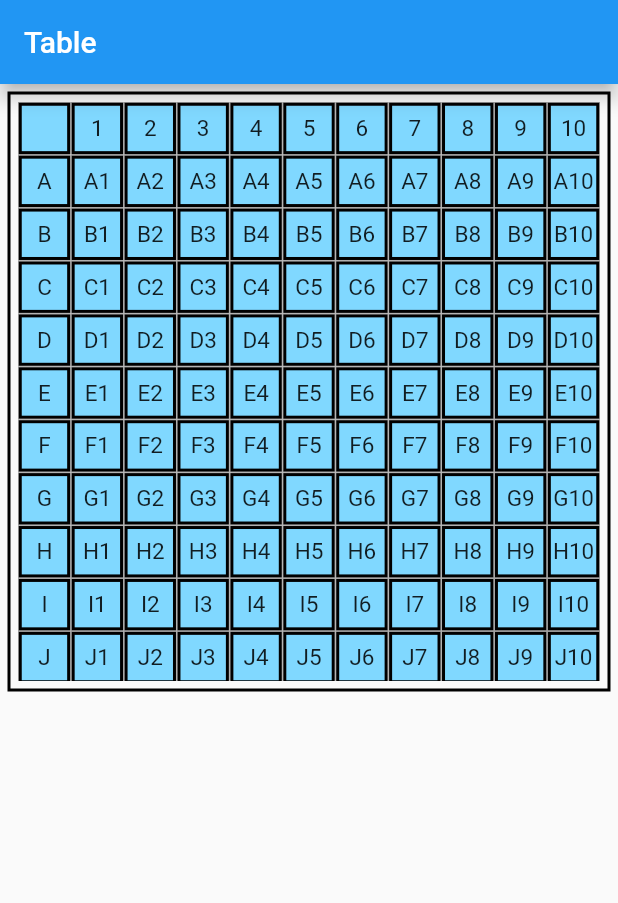
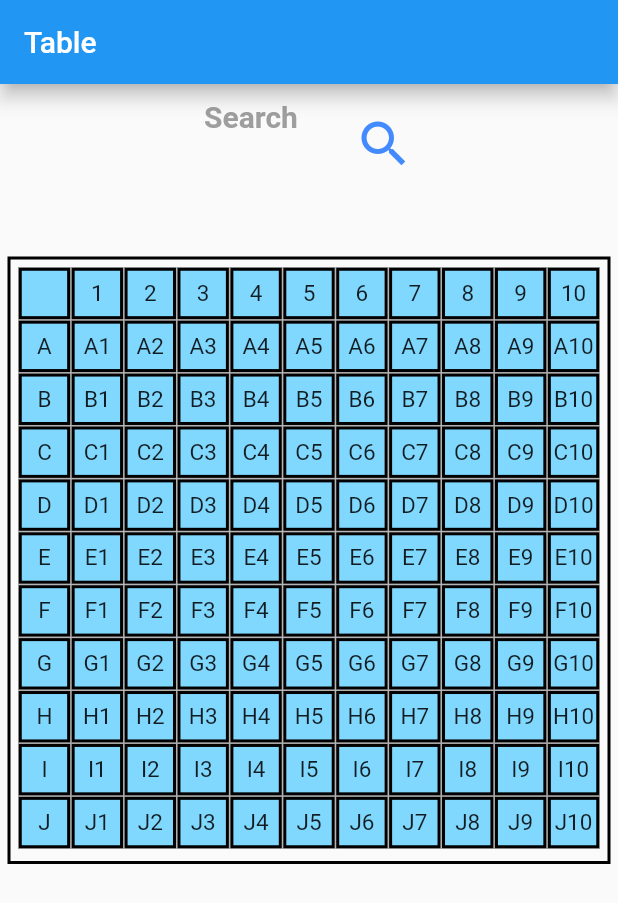
Before and after one commit to KumarSunil17/test_flutter, a Flutter app: the screen it shows after launch, on a phone screen of 412 x 824 dp. Shown: the top 903 px of the screen. Run offline on Flutter 3.47's test engine with Material 2 defaults, Android fonts, the phone set to English and light mode, and no system bars.

Commit message:
TABLE CREATED

```diff
--- a/lib/home_screen.dart
+++ b/lib/home_screen.dart
@@ -16,7 +16,7 @@ class HomeScreenState extends State<HomeScreen> {
   void initState() {
     super.initState();
     Timer(
-        Duration(seconds: 0),
+        Duration(seconds: 2),
             () {
             Navigator.of(context).pushReplacementNamed('/TableScreen');
         }
--- a/lib/table_screen.dart
+++ b/lib/table_screen.dart
@@ -1,10 +1,16 @@
 import 'package:flutter/material.dart';
 
-class TableScreen extends StatelessWidget {
-
+class TableScreen extends StatefulWidget {
   static final GlobalKey<ScaffoldState> _scaffoldKey = GlobalKey<ScaffoldState>();
 
+  @override
+  TableScreenState createState() {
+    return new TableScreenState();
+  }
+}
 
+class TableScreenState extends State<TableScreen> {
+  int row=-1,col=-1;
   List<List<String>> data = [
     ['','1','2','3','4','5','6','7','8','9','10'],
     ['A','A1','A2','A3','A4','A5','A6','A7','A8','A9','A10'],
@@ -19,25 +25,105 @@ class TableScreen extends StatelessWidget {
     ['J','J1','J2','J3','J4','J5','J6','J7','J8','J9','J10'],
   ];
 
-  TextEditingController _searchText;
+  TextEditingController _searchText = TextEditingController();
+
+  @override
+  void dispose() {
+    _searchText.dispose();
+    super.dispose();
+  }
+
 
   @override
   Widget build(BuildContext context) {
+    var grid = GridView.builder(
+      scrollDirection: Axis.vertical,
+      gridDelegate: SliverGridDelegateWithFixedCrossAxisCount(
+        crossAxisCount: data.length,
+      ),
+      itemBuilder: _tableItems,
+
+      itemCount: data.length * data.length,
+    );
+
     return Scaffold(
-      key: _scaffoldKey,
+      key: TableScreen._scaffoldKey,
       appBar: AppBar(
         title: Text('Table'),
         elevation: 5.0,
         brightness: Brightness.dark,
       ),
-      body: Container(
-        height: 400.0,
+      body: SingleChildScrollView(
+        child: Column(
+          children: <Widget>[
+            Row(
+              mainAxisAlignment: MainAxisAlignment.center,
+              mainAxisSize: MainAxisSize.max,
+              children: <Widget>[
+                Container(
+                  height: 30.0,
+                  width: 100.0,
+                  child: TextField(
+                    decoration: InputDecoration(
+                      border: InputBorder.none,
+                      hintText: 'Search',
+                      hintStyle: TextStyle(
+                        fontSize: 20.0,
+                        color: Colors.grey,
+                        fontWeight: FontWeight.bold,
+                      )
+                    ),
+                    controller: _searchText,
+                    style: TextStyle(
+                      fontSize: 20.0,
+                      color: Colors.black,
+                      fontWeight: FontWeight.bold,
+                    ),
+                  ),
+                ),
+                GestureDetector(
+                  onTap: (){
+                    int i,j,found=0;
+                    for (i=1;  i<data.length;  i++) {
+                      for(j=1;  j<data[i].length;  j++){
+                        if(data[i][j].compareTo(_searchText.text)== 0){
+                          TableScreen._scaffoldKey.currentState.showSnackBar( SnackBar(
+                            content: Text('Found : ${data[i][j]}'),
+                            duration: Duration(seconds: 1),
+                          ));
+                          found=1;
+                          row=i;col=j;
+                          break;
+                        }
+                      }
+                  }
+                    if(found==0){
+                      TableScreen._scaffoldKey.currentState.showSnackBar( SnackBar(
+                        content: Text('Not found'),
+                        duration: Duration(seconds: 1),
+                      ));
+                      row=-1;col=-1;
+                    }
+                    setState(() {});
+                  },
+                  child: Padding(
+                    padding: const EdgeInsets.only(top: 20.0),
+                    child: Icon(Icons.search,color: Colors.blueAccent, size: 40.0,),
+                  ),
+                ),
+              ],
+            ),
+            Padding(
+              padding: EdgeInsets.only(top: 50.0),
+              child: Container(
+                height: 405.0,
                 padding:  EdgeInsets.all(5.0),
                 margin:  EdgeInsets.all(5.0),
                 decoration: BoxDecoration(
                   border: Border.all(color: Colors.black, width: 2.0)
                 ),
                 child: GridView.builder(
+                  scrollDirection: Axis.vertical,
                   gridDelegate: SliverGridDelegateWithFixedCrossAxisCount(
                     crossAxisCount: data.length,
                   ),
@@ -45,11 +131,16 @@ class TableScreen extends StatelessWidget {
                   itemCount: data.length * data.length,
                 ),
               ),
+            ),
+          ],
+        ),
+      ),
     );
   }
 
   Widget _tableItems(BuildContext context, int index) {
     int x, y = 0;
+
     x = (index / data.length).floor();
     y = (index % data.length);
     return GestureDetector(
@@ -66,10 +157,11 @@ class TableScreen extends StatelessWidget {
       ),
     );
   }
+
   Widget _tableItem(int x, int y) {
      return Container(
       decoration: BoxDecoration(
-        color: Colors.lightBlueAccent[100],
+        color: (x==row &&y==col)?Colors.yellow:Colors.lightBlueAccent[100],
         border: Border.all(width: 2.0),
       ),
       height: 35.0,
@@ -82,11 +174,12 @@ class TableScreen extends StatelessWidget {
         ),
       ),
     );
+
   }
 
   _gridItemTapped(int x, int y) {
 
-    _scaffoldKey.currentState.showSnackBar( SnackBar(
+    TableScreen._scaffoldKey.currentState.showSnackBar( SnackBar(
       content: Text('Clicked : ${data[x][y]}'),
       duration: Duration(seconds: 1),
     ));
```
Lines whose indentation alone changed are shown as unchanged.
